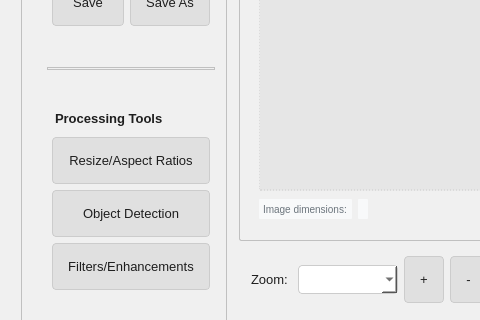
Above: uidesigns/main_window_gui.ui from Wokiri/computer-vision before the change; both pictures show x 0 to 480 and y 242 to 562 of the 870 by 706 pixel window. Below: the same form after it.
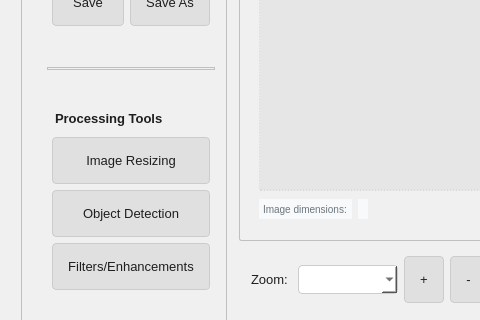
That is the form after the change. Icons and pictures are not drawn.

Commit message: Convert OpenCV image to QImage or QPixmap

Diff of the .ui file:
```diff
--- a/uidesigns/main_window_gui.ui
+++ b/uidesigns/main_window_gui.ui
@@ -478,7 +478,7 @@
              <item>
               <widget class="QPushButton" name="resizeBtn">
                <property name="text">
-                <string>Resize/Aspect Ratios</string>
+                <string>Image Resizing</string>
                </property>
               </widget>
              </item>
```
The commit also changes 4 other files.
